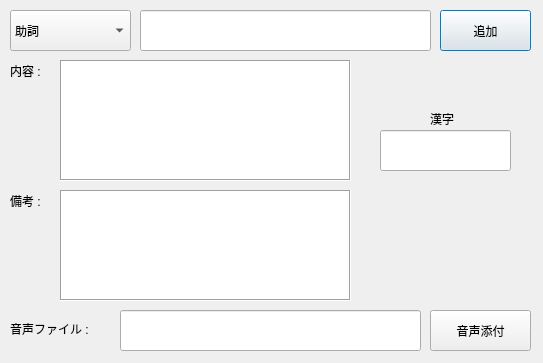
This is add_kotoba.ui in zolotayautka/folygonkire_cpp as Qt 5 draws it before an edit. The edited form follows.
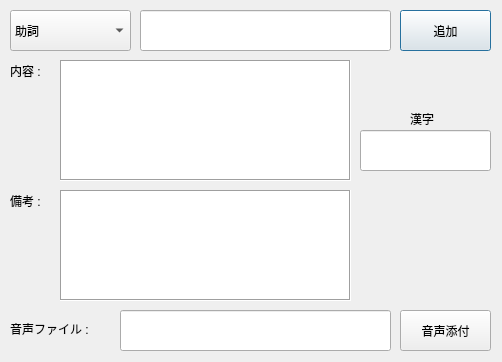
This is the edited form. Icons and pictures are not drawn.

What changed in the file:
```diff
--- a/add_kotoba.ui
+++ b/add_kotoba.ui
@@ -6,8 +6,8 @@
    <rect>
     <x>0</x>
     <y>0</y>
-    <width>543</width>
-    <height>363</height>
+    <width>502</width>
+    <height>362</height>
    </rect>
   </property>
   <property name="windowTitle">
@@ -62,7 +62,7 @@
     <rect>
      <x>140</x>
      <y>10</y>
-     <width>291</width>
+     <width>251</width>
      <height>41</height>
     </rect>
    </property>
@@ -70,7 +70,7 @@
   <widget class="QPushButton" name="add_btn">
    <property name="geometry">
     <rect>
-     <x>440</x>
+     <x>400</x>
      <y>10</y>
      <width>91</width>
      <height>41</height>
@@ -109,7 +109,7 @@
   <widget class="QLabel" name="label_2">
    <property name="geometry">
     <rect>
-     <x>430</x>
+     <x>410</x>
      <y>110</y>
      <width>41</width>
      <height>17</height>
@@ -122,7 +122,7 @@
   <widget class="QLineEdit" name="kanji_line">
    <property name="geometry">
     <rect>
-     <x>380</x>
+     <x>360</x>
      <y>130</y>
      <width>131</width>
      <height>41</height>
@@ -160,7 +160,7 @@
     <rect>
      <x>120</x>
      <y>310</y>
-     <width>301</width>
+     <width>271</width>
      <height>41</height>
     </rect>
    </property>
@@ -181,9 +181,9 @@
   <widget class="QPushButton" name="file_btn">
    <property name="geometry">
     <rect>
-     <x>430</x>
+     <x>400</x>
      <y>310</y>
-     <width>101</width>
+     <width>91</width>
      <height>41</height>
     </rect>
    </property>
```
Left out of the diff: 4 changed lines with no effect on the pictures.
